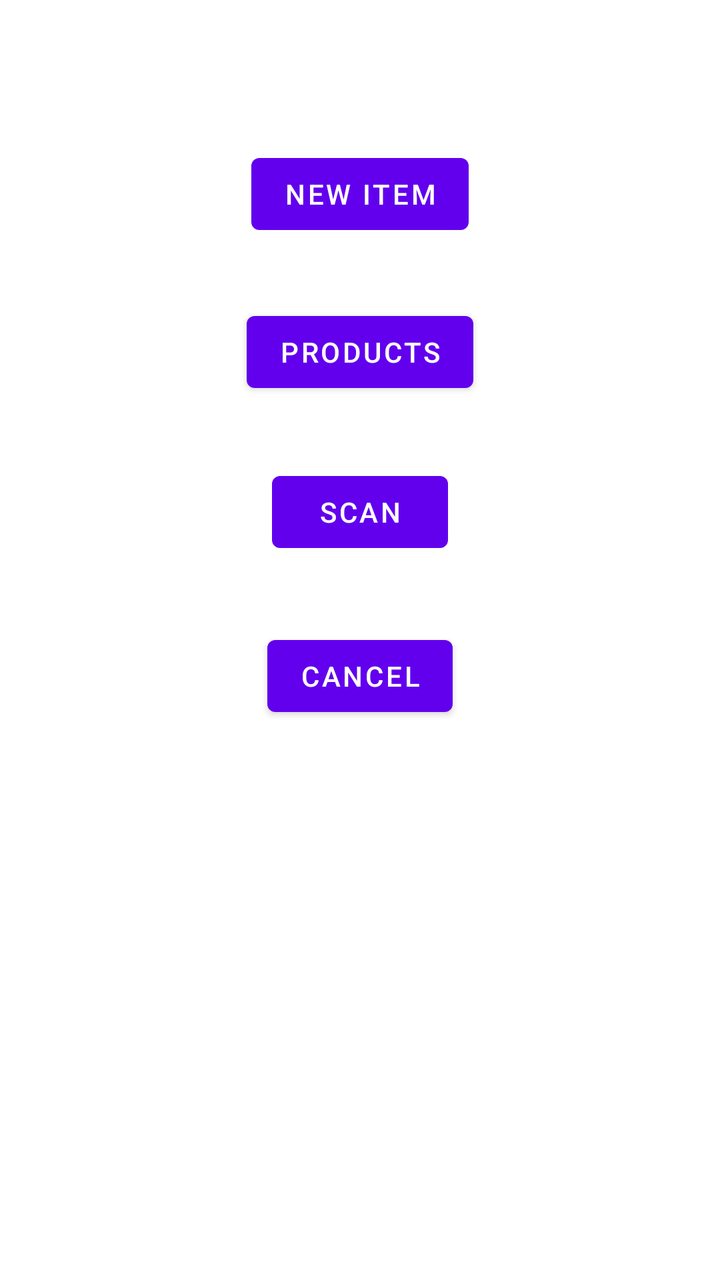
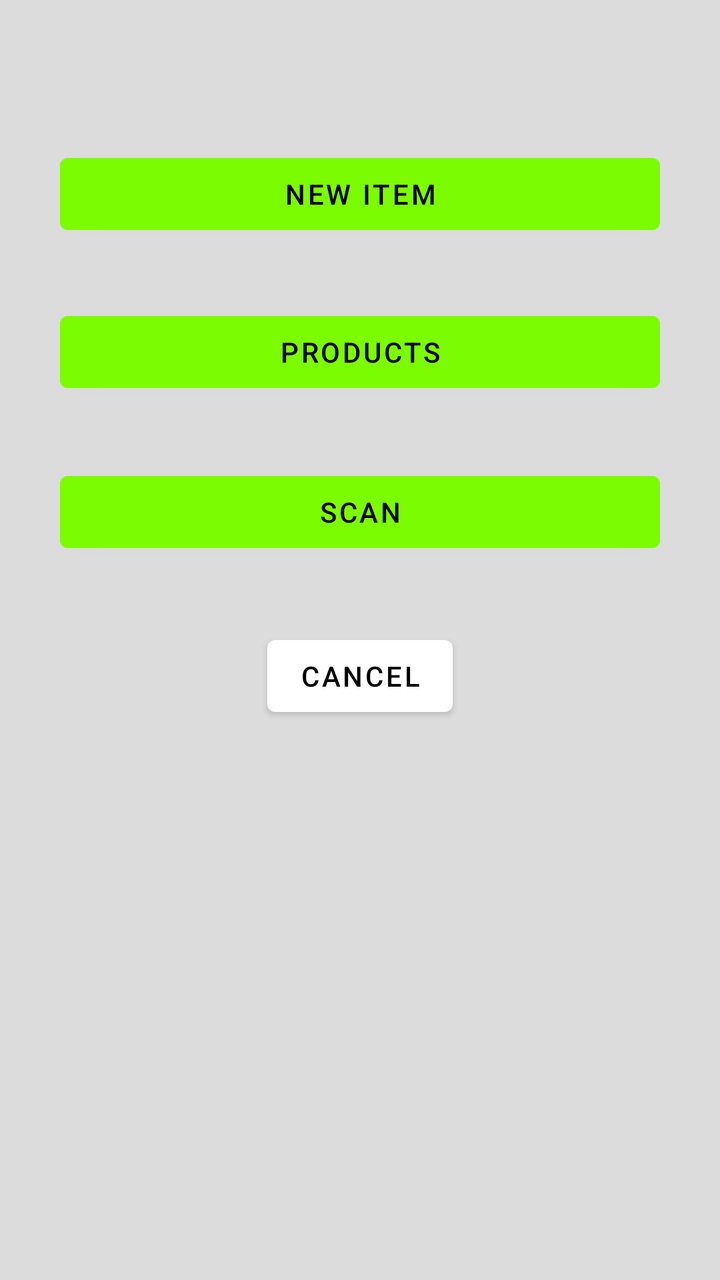

The first picture is an Android layout as it rendered before a commit; the second is the same layout after the commit. The layout source and the unified diff follow.
<!-- AndroidManifest.xml: application theme Theme.SmartShoppingList -->
<!-- res/layout/activity_add_menu.xml -->
<?xml version="1.0" encoding="utf-8"?>
<androidx.constraintlayout.widget.ConstraintLayout xmlns:android="http://schemas.android.com/apk/res/android"
    xmlns:app="http://schemas.android.com/apk/res-auto"
    xmlns:tools="http://schemas.android.com/tools"
    android:layout_width="match_parent"
    android:layout_height="match_parent"
    tools:context="ui.AddMenuActivity">

    <Button
        android:id="@+id/newButton"
        android:layout_width="wrap_content"
        android:layout_height="wrap_content"
        android:layout_marginTop="73dp"
        android:text="New Item"
        app:layout_constraintEnd_toEndOf="parent"
        app:layout_constraintStart_toStartOf="parent"
        app:layout_constraintTop_toTopOf="parent" />

    <Button
        android:id="@+id/productButton"
        android:layout_width="wrap_content"
        android:layout_height="wrap_content"
        android:layout_marginTop="31dp"
        android:text="Products"
        app:layout_constraintEnd_toEndOf="parent"
        app:layout_constraintStart_toStartOf="parent"
        app:layout_constraintTop_toBottomOf="@+id/newButton" />

    <Button
        android:id="@+id/scanButton"
        android:layout_width="wrap_content"
        android:layout_height="wrap_content"
        android:layout_marginTop="32dp"
        android:text="Scan"
        app:layout_constraintEnd_toEndOf="parent"
        app:layout_constraintStart_toStartOf="parent"
        app:layout_constraintTop_toBottomOf="@+id/productButton" />

    <Button
        android:id="@+id/cancelButton"
        android:layout_width="wrap_content"
        android:layout_height="wrap_content"
        android:layout_marginTop="34dp"
        android:text="Cancel"
        app:layout_constraintEnd_toEndOf="parent"
        app:layout_constraintStart_toStartOf="parent"
        app:layout_constraintTop_toBottomOf="@+id/scanButton" />
</androidx.constraintlayout.widget.ConstraintLayout>
<!-- resources referenced by this layout -->
<resources>
  <style name="Theme.SmartShoppingList" parent="Theme.MaterialComponents.DayNight.DarkActionBar">
          
          <item name="colorPrimary">@color/purple_500</item>
          <item name="colorPrimaryVariant">@color/purple_700</item>
          <item name="colorOnPrimary">@color/white</item>
          
          <item name="colorSecondary">@color/teal_200</item>
          <item name="colorSecondaryVariant">@color/teal_700</item>
          <item name="colorOnSecondary">@color/black</item>
          
          <item name="android:statusBarColor" tools:targetApi="l">?attr/colorPrimaryVariant</item>
          
      </style>
  <color name="purple_500">#FF6200EE</color>
  <color name="purple_700">#FF3700B3</color>
  <color name="white">#FFFFFFFF</color>
  <color name="teal_200">#FF03DAC5</color>
  <color name="teal_700">#FF018786</color>
  <color name="black">#FF000000</color>
</resources>

<!-- the commit's change to res/layout/activity_add_menu.xml (unified diff, before → after) -->
@@ -8,9 +8,10 @@
 
     <Button
         android:id="@+id/newButton"
-        android:layout_width="wrap_content"
+        android:layout_width="300dp"
         android:layout_height="wrap_content"
         android:layout_marginTop="73dp"
+        android:backgroundTint="?attr/colorSecondary"
         android:text="New Item"
         app:layout_constraintEnd_toEndOf="parent"
         app:layout_constraintStart_toStartOf="parent"
@@ -18,9 +19,10 @@
 
     <Button
         android:id="@+id/productButton"
-        android:layout_width="wrap_content"
+        android:layout_width="300dp"
         android:layout_height="wrap_content"
         android:layout_marginTop="31dp"
+        android:backgroundTint="?attr/colorSecondary"
         android:text="Products"
         app:layout_constraintEnd_toEndOf="parent"
         app:layout_constraintStart_toStartOf="parent"
@@ -28,9 +30,10 @@
 
     <Button
         android:id="@+id/scanButton"
-        android:layout_width="wrap_content"
+        android:layout_width="300dp"
         android:layout_height="wrap_content"
         android:layout_marginTop="32dp"
+        android:backgroundTint="?attr/colorSecondary"
         android:text="Scan"
         app:layout_constraintEnd_toEndOf="parent"
         app:layout_constraintStart_toStartOf="parent"
<!-- resource entries referenced after the edit -->
@@ -2,22 +2,24 @@
 <resources>
   <style name="Theme.SmartShoppingList" parent="Theme.MaterialComponents.DayNight.DarkActionBar">
           
-          <item name="colorPrimary">@color/purple_500</item>
-          <item name="colorPrimaryVariant">@color/purple_700</item>
-          <item name="colorOnPrimary">@color/white</item>
+          <item name="colorPrimary">@color/white</item>
+          <item name="colorPrimaryVariant">@color/light_green</item>
+          <item name="colorOnPrimary">@color/black</item>
           
-          <item name="colorSecondary">@color/teal_200</item>
-          <item name="colorSecondaryVariant">@color/teal_700</item>
+          <item name="colorSecondary">@color/light_green</item>
+          <item name="colorSecondaryVariant">@color/light_green</item>
           <item name="colorOnSecondary">@color/black</item>
           
           <item name="android:statusBarColor" tools:targetApi="l">?attr/colorPrimaryVariant</item>
           
+          <item name="android:textColor">@color/black</item>
+          <item name="android:actionMenuTextColor">@color/black</item>
+          <item name="android:itemTextAppearance">@color/black</item>
+          <item name="android:windowBackground">@color/background_white</item>
       </style>
-  <color name="purple_500">#FF6200EE</color>
-  <color name="purple_700">#FF3700B3</color>
   <color name="white">#FFFFFFFF</color>
-  <color name="teal_200">#FF03DAC5</color>
-  <color name="teal_700">#FF018786</color>
+  <color name="light_green">#7CFC00</color>
   <color name="black">#FF000000</color>
+  <color name="background_white">#DCDCDC</color>
 </resources>
 
